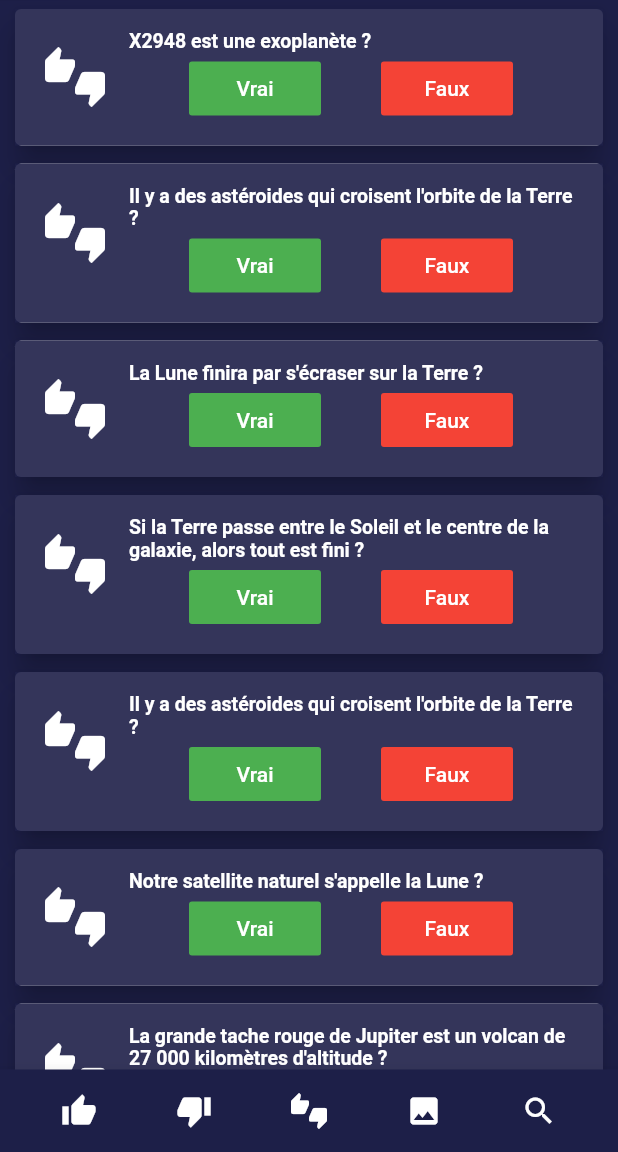
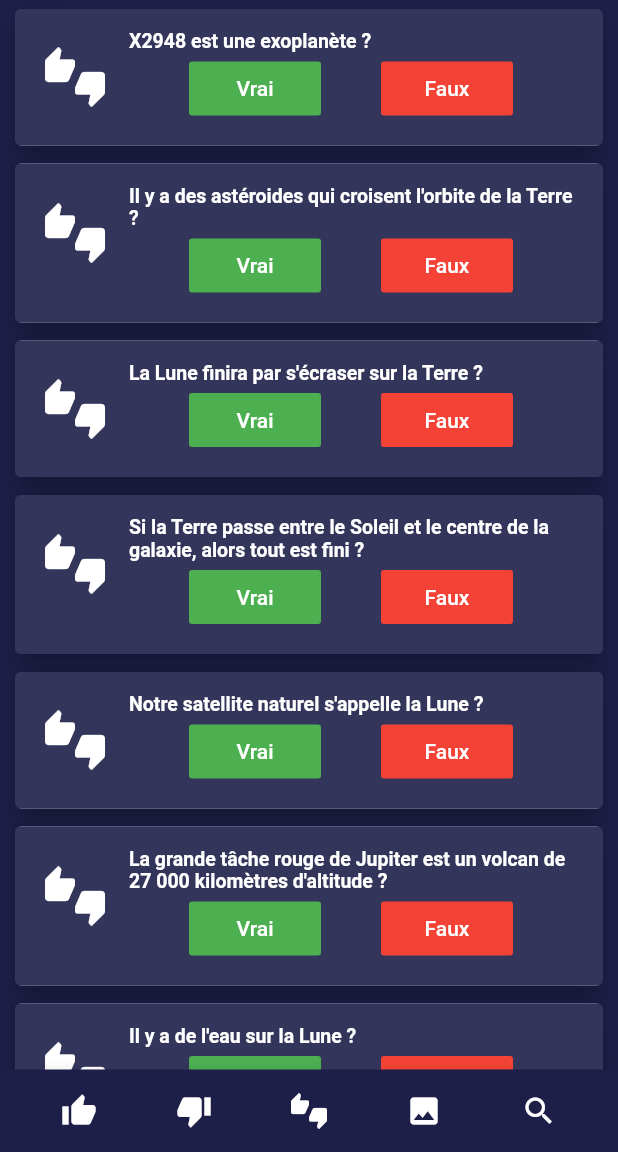
Before and after one commit to Brukols/Newspacepers, a Flutter app: the screen it shows after launch, after a tap on the "thumbs up down" icon, on a phone screen of 412 x 824 dp, the part 84-1236 px from its top. Run offline on Flutter 3.47's test engine with Material 2 defaults, Android fonts, the phone set to English and light mode, and no system bars; our stand-ins replace transparent_image, webview_flutter; missing offline and left inert: webfeed; network calls fail; Roboto replaces fonts that are missing (Raleway).

Commit message:
Fix error

```diff
--- a/epi_space/lib/ImageDayRoute/NasaApi.dart
+++ b/epi_space/lib/ImageDayRoute/NasaApi.dart
@@ -1,7 +1,3 @@
-import 'package:quiver/strings.dart';
-import 'package:http/http.dart' as http;
-import 'package:flutter/material.dart';
-
 import 'dart:convert';
 
 NasaApi nasaApiFromJson(String str) => NasaApi.fromJson(json.decode(str));
--- a/epi_space/lib/main.dart
+++ b/epi_space/lib/main.dart
@@ -1,6 +1,5 @@
 import 'package:epi_space/news/NewsRssRoute.dart';
 import 'package:flutter/material.dart';
-import 'package:epi_space/fakenews/fetch_fake_news.dart';
 
 void main() => runApp(MyApp());
 
--- a/epi_space/lib/news/MyWebView.dart
+++ b/epi_space/lib/news/MyWebView.dart
@@ -1,12 +1,7 @@
 import 'dart:async';
 import 'package:flutter/material.dart';
-
 import 'package:webview_flutter/webview_flutter.dart';
 
-import 'dart:async';
-import 'package:flutter/material.dart';
-
-import 'package:webview_flutter/webview_flutter.dart';
 
 class MyWebView extends StatelessWidget {
   final String title;
--- a/epi_space/lib/news/NewsRssRoute.dart
+++ b/epi_space/lib/news/NewsRssRoute.dart
@@ -88,7 +88,7 @@ class _NewsRssState extends State<NewsRssRoute> {
         final topAppBar = AppBar(
             elevation: 0.1,
             backgroundColor: Color.fromRGBO(29, 31, 72, 1.0),
-            title: Text("Les derniers articles"),
+            title: Text("NewSpacepers"),
             actions: <Widget>[
                 Image(
                     image: AssetImage("assets/icon/logo.png")
--- a/epi_space/lib/quizz/quizz.dart
+++ b/epi_space/lib/quizz/quizz.dart
@@ -1,4 +1,3 @@
-import 'package:epi_space/fakenews/fake_news.dart';
 import 'package:epi_space/fakenews/fetch_fake_news.dart';
 import 'package:epi_space/news/NewsRssRoute.dart';
 import 'package:epi_space/ImageDayRoute/ImageDayRoute.dart';
@@ -214,19 +213,13 @@ List getQuizz() {
       color: Colors.white,
     ),
     QuestionQuizz(
-      question: "Il y a des astéroides qui croisent l'orbite de la Terre ?",
-      answer: true,
-      icon: Icons.thumbs_up_down,
-      color: Colors.white,
-    ),
-    QuestionQuizz(
       question: "Notre satellite naturel s'appelle la Lune ?",
       answer: false,
       icon: Icons.thumbs_up_down,
       color: Colors.white,
     ),
     QuestionQuizz(
-      question: "La grande tache rouge de Jupiter est un volcan de 27 000 kilomètres d'altitude ?",
+      question: "La grande tâche rouge de Jupiter est un volcan de 27 000 kilomètres d'altitude ?",
       answer: false,
       icon: Icons.thumbs_up_down,
       color: Colors.white,
```
